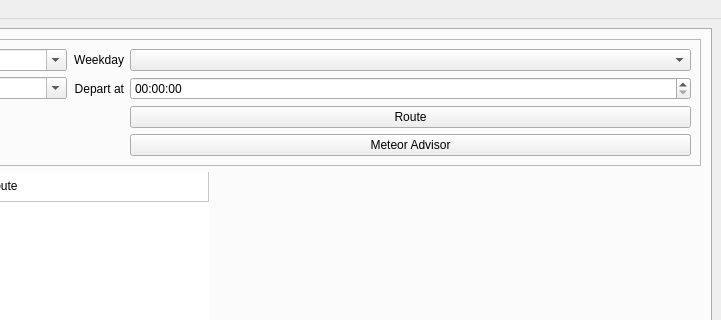
Old version of the form src/mainwindow.ui in the repository skyzh/Meteor; both pictures show x 559 to 1280 and y 0 to 320 of the 1280 by 720 pixel window.
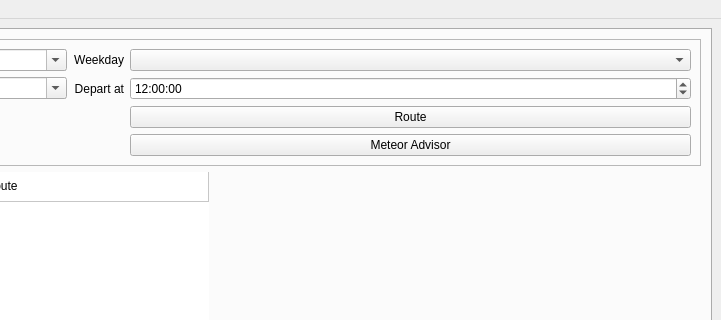
New version of the form.

```diff
--- a/src/mainwindow.ui
+++ b/src/mainwindow.ui
@@ -423,7 +423,18 @@
             </widget>
            </item>
            <item row="2" column="3">
-            <widget class="QTimeEdit" name="timeEdit"/>
+            <widget class="QTimeEdit" name="timeEditDeparture">
+             <property name="dateTime">
+              <datetime>
+               <hour>12</hour>
+               <minute>0</minute>
+               <second>0</second>
+               <year>2000</year>
+               <month>1</month>
+               <day>1</day>
+              </datetime>
+             </property>
+            </widget>
            </item>
            <item row="2" column="1">
             <widget class="QComboBox" name="comboRouteTo">
```
